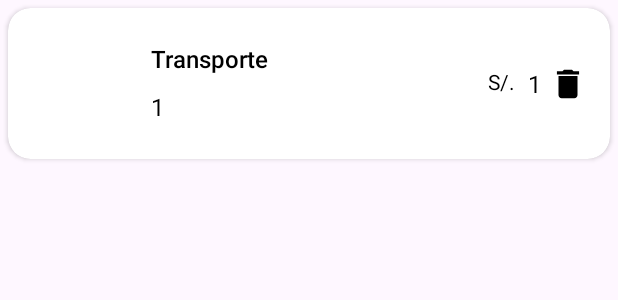
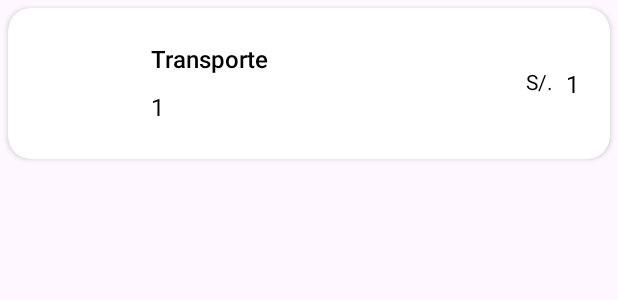
Before and after one commit to JordanRondon/Proyecto_FinanzasPersonales, an Android app: the layout item_gastos.xml on its own in the app's theme, with its tools: preview values and no code run, on a phone screen of 412 x 824 dp. Shown: the top 300 px of the screen. Run offline under Robolectric (Android 15) with nearby library versions, the phone set to English and light mode, and no system bars.

Commit message:
Removed delete button in Gastos

```diff
--- a/app/src/main/java/com/example/finanzaspersonales/adaptadores/GastoHomeAdapter.kt
+++ b/app/src/main/java/com/example/finanzaspersonales/adaptadores/GastoHomeAdapter.kt
@@ -43,9 +43,6 @@ class GastoHomeAdapter(
 
     override fun onBindViewHolder(viewHolder: ViewHolder, position: Int) {
         viewHolder.onBind(arrayListCategoria[position])
-        viewHolder.imagen.setOnClickListener {
-            deleteCategoria(position, viewHolder.context)
-        }
 
 //        viewHolder.itemView.setOnClickListener {
 //            viewHolder.bindCard(arrayListCategoria[viewHolder.layoutPosition])
@@ -72,7 +69,6 @@ class GastoHomeAdapter(
 
     inner class ViewHolder(val view: View) : RecyclerView.ViewHolder(view) {
         val context: Context = view.context
-        val imagen: ImageView = view.findViewById(R.id.ivDelete)
         val icon: ImageView = view.findViewById(R.id.ivIcon)
         //val imagenGasto : ImageView = cardView.findViewById(R.id.ivCategoria)
 
--- a/app/src/main/res/layout/item_gastos.xml
+++ b/app/src/main/res/layout/item_gastos.xml
@@ -51,7 +51,7 @@
             android:layout_height="wrap_content"
             android:layout_marginEnd="5dp"
             app:layout_constraintBottom_toBottomOf="parent"
-            app:layout_constraintEnd_toStartOf="@id/ivDelete"
+            app:layout_constraintEnd_toEndOf="parent"
             app:layout_constraintTop_toTopOf="parent">
 
             <TextView
@@ -69,15 +69,6 @@
                 android:textSize="16sp" />
         </LinearLayout>
 
-        <ImageView
-            android:id="@+id/ivDelete"
-            android:layout_width="25dp"
-            android:layout_height="25dp"
-            android:layout_gravity="center|end"
-            android:src="@drawable/ic_delete"
-            app:layout_constraintBottom_toBottomOf="parent"
-            app:layout_constraintEnd_toEndOf="parent"
-            app:layout_constraintTop_toTopOf="parent" />
 
     </androidx.constraintlayout.widget.ConstraintLayout>
 </androidx.cardview.widget.CardView>
```
